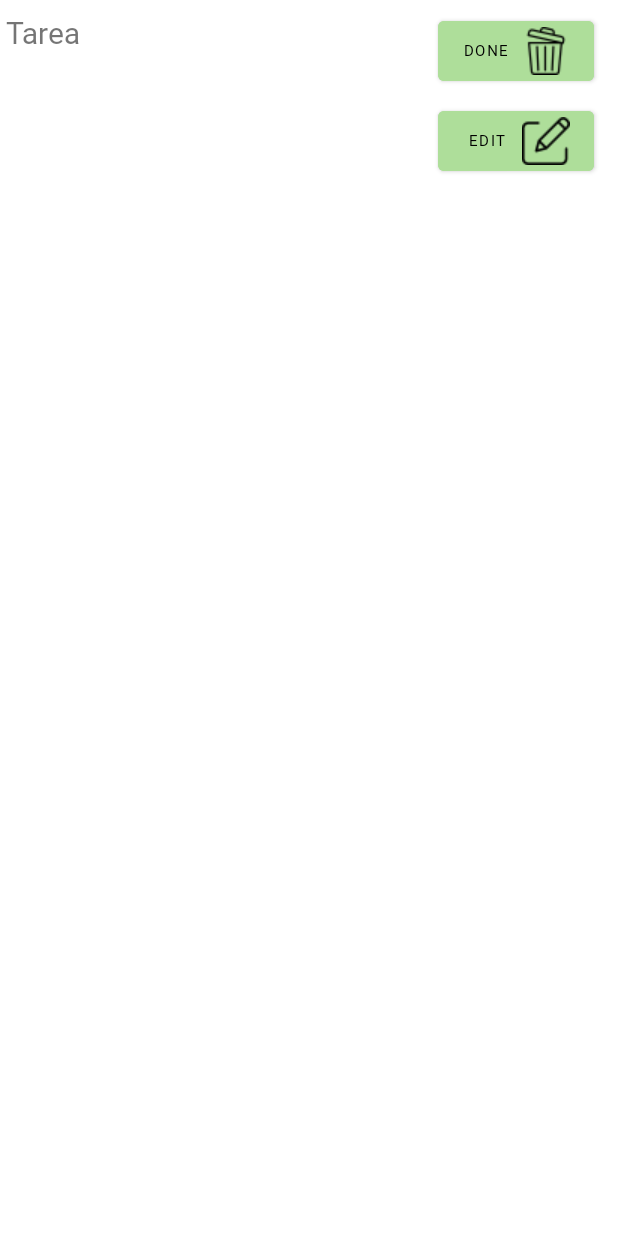
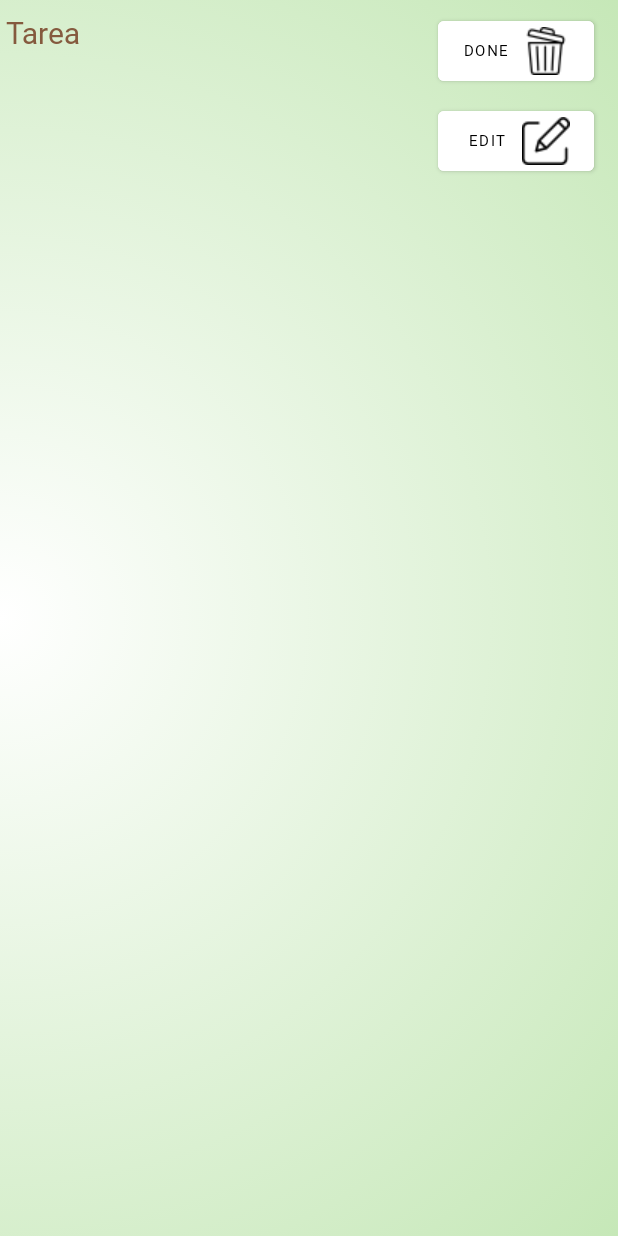
Before and after one commit to HecTabSan/ToDoList, an Android app: the layout item_tarea.xml on its own in the app's theme, with its tools: preview values and no code run, on a phone screen of 412 x 824 dp. Run offline under Robolectric (Android 15) with nearby library versions, the phone set to English and light mode, and no system bars.

Commit message:
Cambios en degradado.xml

```diff
--- a/app/src/main/res/drawable/degradado.xml
+++ b/app/src/main/res/drawable/degradado.xml
@@ -4,12 +4,12 @@
         <shape android:shape="rectangle">
             <gradient
                 android:startColor="@color/white"
-                android:centerColor="@color/marron"
-                android:endColor="@color/marron_sombra"
+                android:centerColor="@color/verde"
+                android:endColor="@color/verde_sombra"
                 android:type="radial"
                 android:gradientRadius="400%p"
-                android:centerX="0.5"
-                android:centerY="1"
+                android:centerX="0"
+                android:centerY="0.5"
 
                 />
         </shape>
--- a/app/src/main/res/layout/activity_login.xml
+++ b/app/src/main/res/layout/activity_login.xml
@@ -38,7 +38,7 @@
             android:hint="@string/hintCorreo"
             android:fontFamily="@font/cabin"
             android:textSize="20sp"
-            android:textColorHint="@color/marron"
+            android:textColorHint="@color/marron_sombra"
             />
 
         <requestFocus/>
@@ -62,7 +62,7 @@
             android:layout_height="wrap_content"
             android:hint="@string/hintPass"
             android:fontFamily="@font/cabin"
-            android:textColorHint="@color/marron"
+            android:textColorHint="@color/marron_sombra"
             android:textSize="20sp"
             android:backgroundTint="@color/white"
             android:inputType="textPassword"
--- a/app/src/main/res/layout/item_tarea.xml
+++ b/app/src/main/res/layout/item_tarea.xml
@@ -4,7 +4,8 @@
     xmlns:tools="http://schemas.android.com/tools"
     android:layout_width="match_parent"
     android:layout_height="match_parent"
-    tools:context=".MainActivity">
+    tools:context=".MainActivity"
+    android:background="@drawable/degradado">
 
     <TextView
         android:id="@+id/nombreTarea"
@@ -13,6 +14,7 @@
         android:layout_marginStart="4dp"
         android:layout_marginTop="8dp"
         android:fontFamily="@font/cabin"
+        android:textColor="@color/marron_sombra"
         android:text="@string/tarea"
         android:textSize="20sp"
         app:layout_constraintStart_toStartOf="parent"
@@ -24,7 +26,7 @@
         android:layout_height="wrap_content"
         android:layout_marginTop="8dp"
         android:layout_marginEnd="16dp"
-        android:backgroundTint="@color/verde"
+        android:backgroundTint="@color/white"
         android:drawableRight="@drawable/papelera"
         android:drawableTint="@color/black"
         android:onClick="borrarTarea"
@@ -40,7 +42,7 @@
         android:layout_width="104dp"
         android:layout_height="wrap_content"
         android:layout_marginTop="8dp"
-        android:backgroundTint="@color/verde"
+        android:backgroundTint="@color/white"
         android:drawableRight="@drawable/editar"
         android:drawableTint="@color/black"
         android:onClick="editarTarea"
--- a/app/src/main/res/values/themes.xml
+++ b/app/src/main/res/values/themes.xml
@@ -2,7 +2,7 @@
     <!-- Base application theme. -->
     <style name="Theme.ToDoList" parent="Theme.MaterialComponents.DayNight.DarkActionBar">
         <!-- Primary brand color. -->
-        <item name="colorPrimary">@drawable/degradado</item>
+        <item name="colorPrimary">@color/marron</item>
         <item name="colorPrimaryVariant">@color/marron_sombra</item>
         <item name="colorOnPrimary">@color/white</item>
         <!-- Secondary brand color. -->
```
